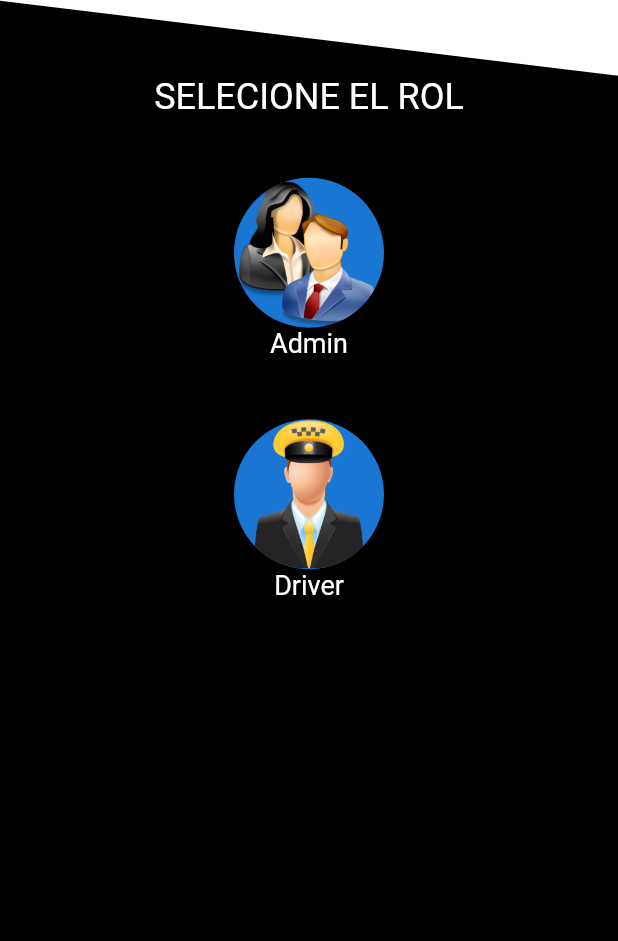
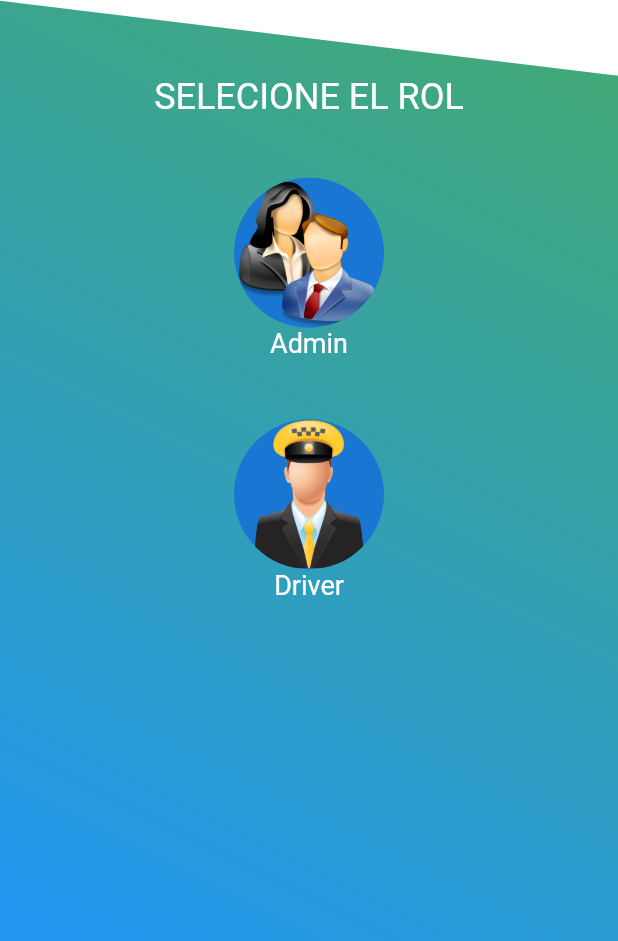
Before and after one commit to quenandres/uberclone, a Flutter app: the screen it shows after launch, on a phone screen of 412 x 824 dp, the part 295-1236 px from its top. Run offline on Flutter 3.47's test engine with Material 2 defaults, Android fonts, the phone set to English and light mode, and no system bars; our stand-ins replace flutter_custom_clippers.

Commit message:
Add fondo gradiente al home

```diff
--- a/lib/pages/home/home_page.dart
+++ b/lib/pages/home/home_page.dart
@@ -13,8 +13,15 @@ class _HomePageState extends State<HomePage> {
   @override
   Widget build(BuildContext context) {
     return Scaffold(
-      backgroundColor: Colors.black,
       body: SafeArea(
+        child: Container(
+          decoration: BoxDecoration(
+            gradient: LinearGradient(
+              begin: Alignment.topRight,
+              end: Alignment.bottomLeft,
+              colors: [Colors.green, Colors.blue] //Añade los colores del gradiente.
+            )
+          ),
           child: Column(
             crossAxisAlignment: CrossAxisAlignment.start,
             children: [
@@ -24,6 +31,7 @@ class _HomePageState extends State<HomePage> {
               ),
               _users()
             ]
+          ),
         ),
       )
     );
```
Lines whose indentation alone changed are shown as unchanged.
